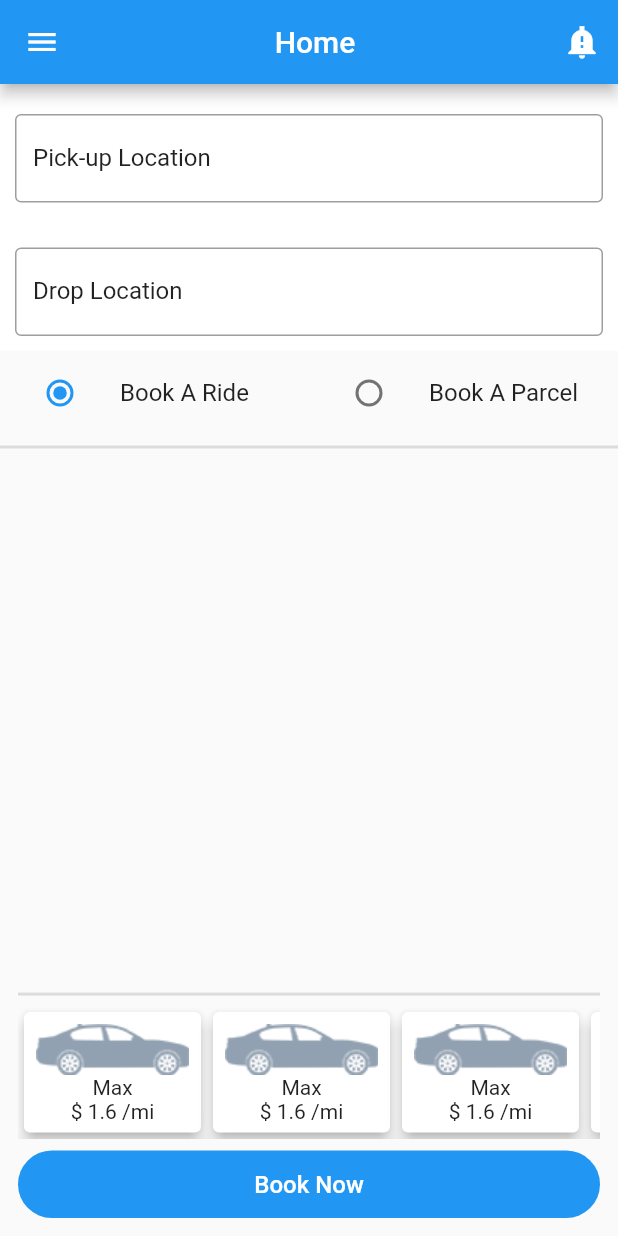
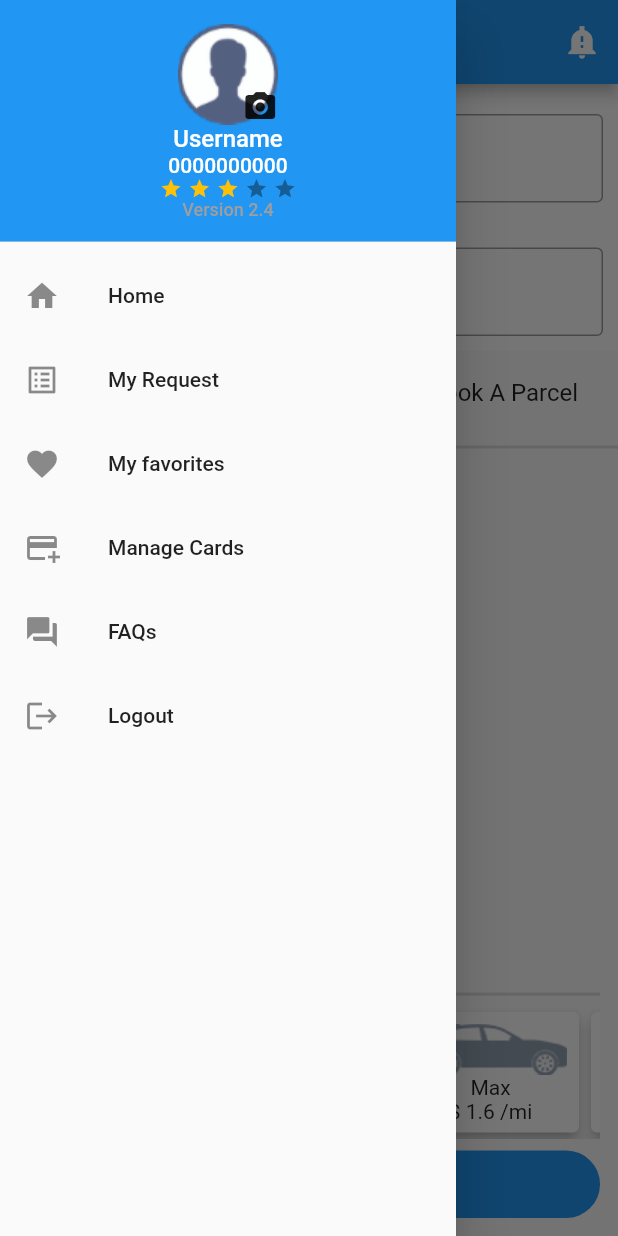
Before and after one commit to rinkuniks/rov_clone, a Flutter app: the HomeScreen screen opened directly, with the side drawer open (before the commit the screen has no drawer), on a phone screen of 412 x 824 dp. Run offline on Flutter 3.47's test engine with Material 2 defaults, Android fonts, the phone set to English and light mode, and no system bars; drawn by our look-alikes of flutter_rating_bar.

Commit message:
drawer in home screen

```diff
--- a/lib/Utils/Assets.dart
+++ b/lib/Utils/Assets.dart
@@ -3,4 +3,5 @@ class Assets {
   static const String splashScreenLogo = 'assets/images/spalsh_screen_logo.png';
   static const String logo = 'assets/images/logo.png';
   static const String taxiImage = 'assets/images/taxi.png';
+  static const String profileImage = 'assets/images/menu_profile_pic.png';
 }
--- a/lib/ui/homeScreen.dart
+++ b/lib/ui/homeScreen.dart
@@ -1,9 +1,11 @@
 import 'dart:core';
 
 import 'package:flutter/material.dart';
+import 'package:flutter_rating_bar/flutter_rating_bar.dart';
 import 'package:rov_clone/Utils/Assets.dart';
 import 'package:rov_clone/Utils/commonComponents/button.dart';
 import 'package:rov_clone/Utils/commonComponents/editText.dart';
+import 'package:rov_clone/ui/enterMobile.dart';
 import 'package:rov_clone/ui/notification.dart';
 
 class HomeScreen extends StatefulWidget {
@@ -17,6 +19,7 @@ class _HomeScreenState extends State<HomeScreen> {
   final pickController = TextEditingController();
   final dropController = TextEditingController();
   int selectedOption = 1;
+  String? version = "2.4";
 
   @override
   void initState() {
@@ -33,12 +36,113 @@ class _HomeScreenState extends State<HomeScreen> {
   @override
   Widget build(BuildContext context) {
     return Scaffold(
+      drawer: Drawer(
+        child: ListView(
+          // Important: Remove any padding from the ListView.
+          padding: EdgeInsets.zero,
+          children: [
+            DrawerHeader(
+              decoration: const BoxDecoration(
+                color: Colors.blue,
+              ),
+              child: Column(
+                children: [
+                  Stack(
+                    children: [
+                      Image.asset(Assets.profileImage),
+                      const Positioned(
+                          bottom: 0.0,
+                          right: 0.0,
+                          child: Icon(Icons.camera_alt)),
+                    ],
+                  ),
+                  const Text(
+                    "Username",
+                    style: TextStyle(color: Colors.white, fontSize: 16),
+                  ),
+                  const Text(
+                    "0000000000",
+                    style: TextStyle(color: Colors.white),
+                  ),
+                  RatingBar.builder(
+                    initialRating: 3,
+                    minRating: 1,
+                    direction: Axis.horizontal,
+                    allowHalfRating: true,
+                    itemCount: 5,
+                    maxRating: 5,
+                    itemSize: 15,
+                    itemPadding: const EdgeInsets.symmetric(horizontal: 2.0),
+                    itemBuilder: (context, _) => const Icon(
+                      Icons.star,
+                      color: Colors.amber,
+                    ),
+                    onRatingUpdate: (rating) {
+                      print(rating);
+                    },
+                  ),
+                  Text(
+                    "Version $version",
+                    style: const TextStyle(color: Colors.grey, fontSize: 12),
+                  ),
+                ],
+              ),
+            ),
+            ListTile(
+              leading: const Icon(Icons.home),
+              title: const Text('Home'),
+              onTap: () {
+                // Update the state of the app.
+                // ...
+              },
+            ),
+            ListTile(
+              leading: const Icon(Icons.list_alt_outlined),
+              title: const Text('My Request'),
+              onTap: () {
+                // Update the state of the app.
+                // ...
+              },
+            ),
+            ListTile(
+              leading: const Icon(Icons.favorite),
+              title: const Text('My favorites'),
+              onTap: () {
+                // Update the state of the app.
+                // ...
+              },
+            ),
+            ListTile(
+              leading: const Icon(Icons.add_card),
+              title: const Text('Manage Cards'),
+              onTap: () {
+                // Update the state of the app.
+                // ...
+              },
+            ),
+            ListTile(
+              leading: const Icon(Icons.question_answer),
+              title: const Text('FAQs'),
+              onTap: () {
+                // Update the state of the app.
+                // ...
+              },
+            ),
+            ListTile(
+              leading: const Icon(Icons.logout),
+              title: const Text('Logout'),
+              onTap: () {
+                //clear the storage and Shared prefs
+                Navigator.pushReplacement(
+                    context,
+                    MaterialPageRoute(
+                        builder: (context) => const EnterMobileScreen()));
+              },
+            ),
+          ],
+        ),
+      ),
       appBar: AppBar(
-        automaticallyImplyLeading: false,
-        leading: IconButton(
-          onPressed: () {},
-          icon: const Icon(Icons.menu),
-        ),
         actions: <Widget>[
           IconButton(
             icon: const Icon(
--- a/pubspec.yaml
+++ b/pubspec.yaml
@@ -9,8 +9,8 @@ dependencies:
   flutter:
     sdk: flutter
 
-
   cupertino_icons: ^1.0.2
+  flutter_rating_bar: ^4.0.1
 
 dev_dependencies:
   flutter_test:
```
Also changed, not shown: assets/images/menu_profile_pic.png (added), pubspec.lock.
